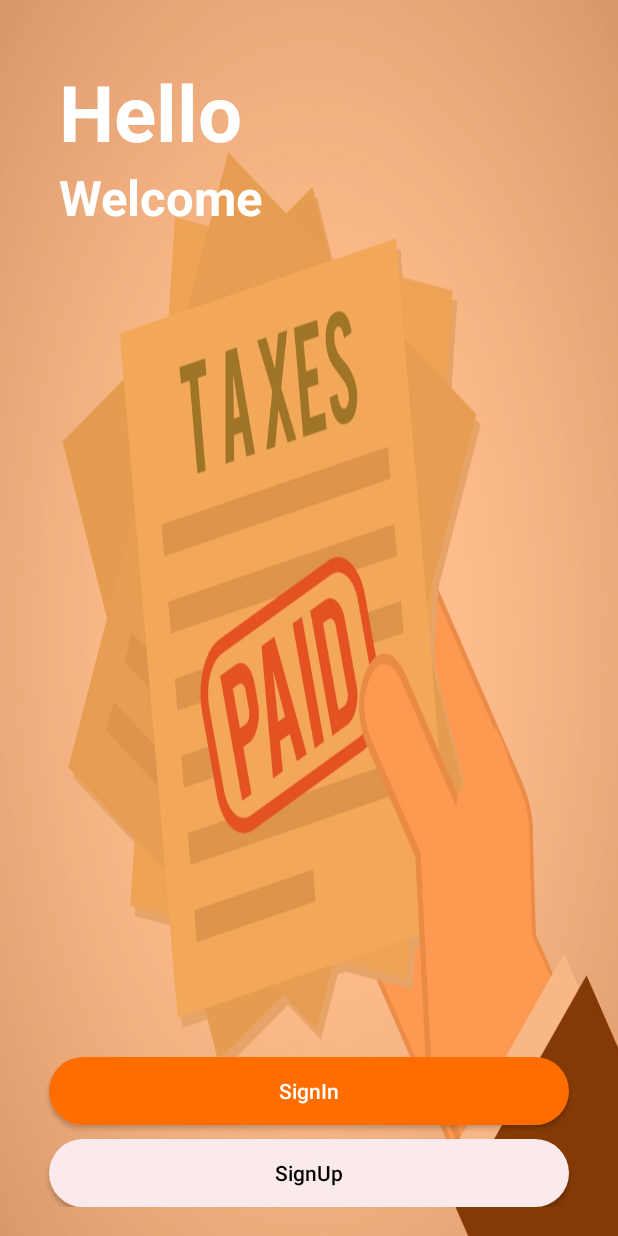
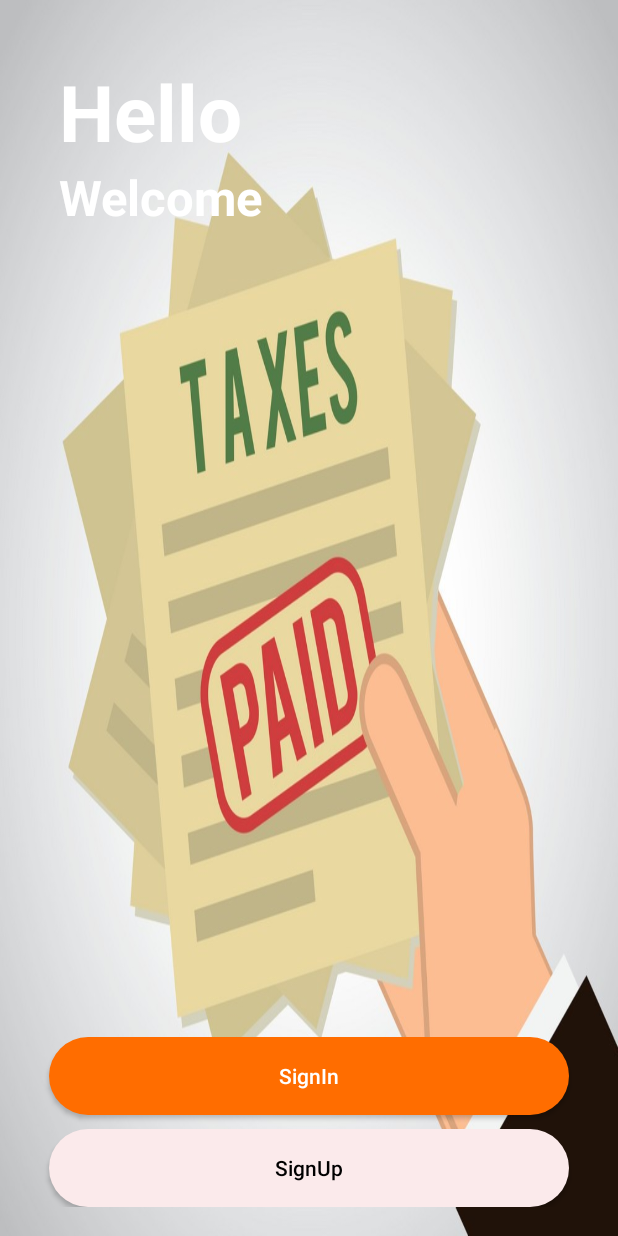
Before and after one commit to TNRDANDROID/TaxCollection, an Android app: the screen it shows after launch (SplashScreen), on a phone screen of 412 x 824 dp. Run offline under Robolectric (Android 15) with nearby library versions, the phone set to English and light mode, and no system bars; our stand-ins replace sdp/ssp sizes.

Commit message:
login and splash screen design changes

```diff
--- a/app/src/main/res/drawable/user_name_password_bg.xml
+++ b/app/src/main/res/drawable/user_name_password_bg.xml
@@ -2,6 +2,6 @@
 <shape android:shape="rectangle" xmlns:android="http://schemas.android.com/apk/res/android">
 
     <corners android:radius="@dimen/_20sdp"/>
-    <solid android:color="@color/user_name_pass_bg"/>
+    <solid android:color="@color/white"/>
 
 </shape>
--- a/app/src/main/res/layout/activity_splash_screen.xml
+++ b/app/src/main/res/layout/activity_splash_screen.xml
@@ -10,7 +10,7 @@
         <RelativeLayout
             android:layout_width="match_parent"
             android:layout_height="match_parent"
-            android:background="#72FF6D00">
+            >
 
             <LinearLayout
                 android:layout_width="wrap_content"
@@ -48,7 +48,7 @@
                 <Button
                     android:id="@+id/sign_in"
                     android:layout_width="match_parent"
-                    android:layout_height="@dimen/_35sdp"
+                    android:layout_height="@dimen/_40sdp"
                     android:text="@string/signin"
                     android:textAllCaps="false"
                     android:textSize="@dimen/_11sdp"
@@ -63,7 +63,7 @@
                     android:layout_marginTop="@dimen/_7sdp"
                     android:id="@+id/sign_up"
                     android:layout_width="match_parent"
-                    android:layout_height="@dimen/_35sdp"
+                    android:layout_height="@dimen/_40sdp"
                     android:text="@string/signup"
                     android:textAllCaps="false"
                     android:textSize="@dimen/_11sdp"
```
Also changed, not shown: app/src/main/res/layout/activity_login_screen.xml (+16 -5 lines).
